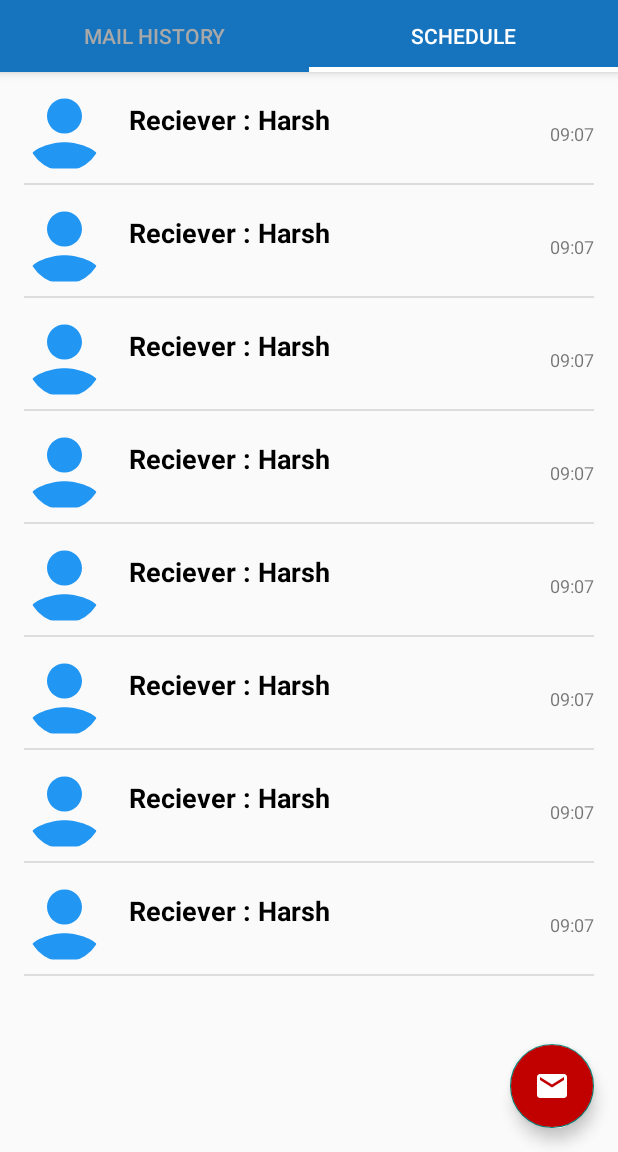
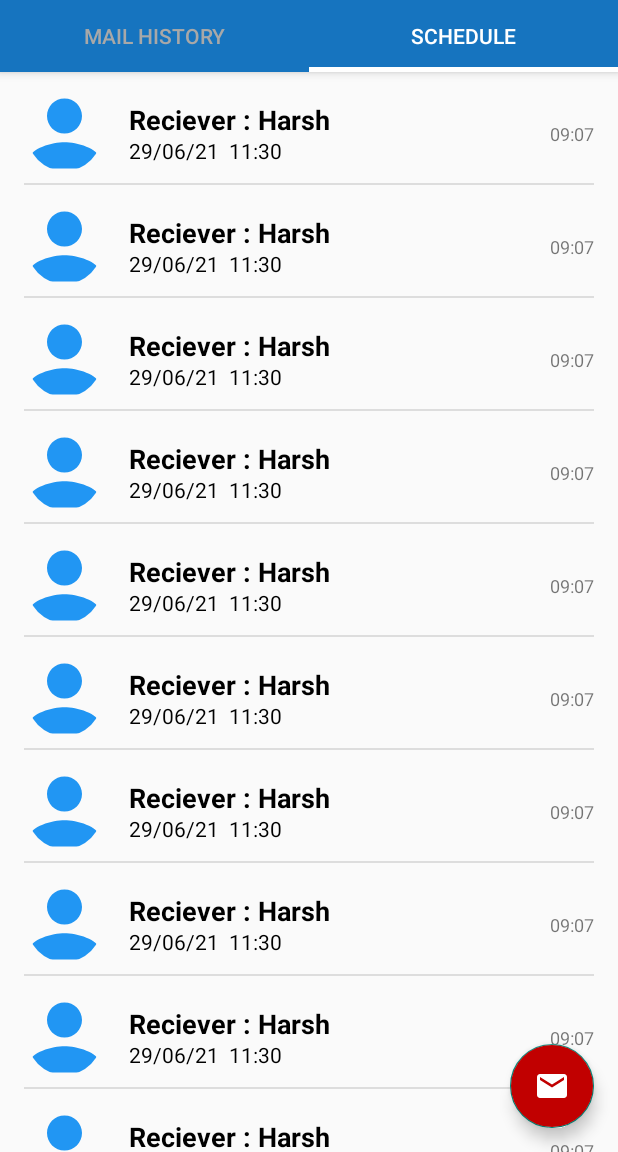
Before and after one commit to Sakshat682/SnapMailer, an Android app: the MailHistoryFragment screen opened directly, with no data from a screen before it, tab 2 chosen, on a phone screen of 412 x 824 dp, the part 84-1236 px from its top. Run offline under Robolectric (Android 15) with nearby library versions, the phone set to English and light mode, and no system bars; our stand-ins replace CircleImageView.

Commit message:
Layout changes

```diff
--- a/app/src/main/java/com/asher/snapmailer/MailHistoryFragment.java
+++ b/app/src/main/java/com/asher/snapmailer/MailHistoryFragment.java
@@ -51,6 +51,13 @@ public class MailHistoryFragment extends Fragment {
         list.add(new MailHistoryModel("Rana Akshat", "09:16 pm", R.drawable.ic_baseline_person_24, true));
         list.add(new MailHistoryModel("Rana Akshat", "09:16 pm", R.drawable.ic_baseline_person_24, true));
         list.add(new MailHistoryModel("Rana Akshat", "09:16 pm", R.drawable.ic_baseline_person_24, true));
+        list.add(new MailHistoryModel("Rana Akshat", "09:16 pm", R.drawable.ic_baseline_person_24, true));
+        list.add(new MailHistoryModel("Rana Akshat", "09:16 pm", R.drawable.ic_baseline_person_24, true));
+        list.add(new MailHistoryModel("Rana Akshat", "09:16 pm", R.drawable.ic_baseline_person_24, true));
+        list.add(new MailHistoryModel("Rana Akshat", "09:16 pm", R.drawable.ic_baseline_person_24, true));
+        list.add(new MailHistoryModel("Rana Akshat", "09:16 pm", R.drawable.ic_baseline_person_24, true));
+        list.add(new MailHistoryModel("Rana Akshat", "09:16 pm", R.drawable.ic_baseline_person_24, true));
+        list.add(new MailHistoryModel("Rana Akshat", "09:16 pm", R.drawable.ic_baseline_person_24, true));
 
 
 
--- a/app/src/main/java/com/asher/snapmailer/MainActivity.java
+++ b/app/src/main/java/com/asher/snapmailer/MainActivity.java
@@ -18,7 +18,7 @@ public class MainActivity extends AppCompatActivity {
         btn.setOnClickListener(new View.OnClickListener() {
             @Override
             public void onClick(View v) {
-                startActivity(new Intent(MainActivity.this, FeatureActivity.class)
+                startActivity(new Intent(MainActivity.this, LoginActivity.class)
                         .setFlags(Intent.FLAG_ACTIVITY_NEW_TASK | Intent.FLAG_ACTIVITY_CLEAR_TASK));
             }
         });
--- a/app/src/main/java/com/asher/snapmailer/ScheduleFragment.java
+++ b/app/src/main/java/com/asher/snapmailer/ScheduleFragment.java
@@ -47,6 +47,19 @@ public class ScheduleFragment extends Fragment {
         list.add(new ScheduleModel("Reciever : Harsh", "29/06/21  11:30","09:07", R.drawable.ic_baseline_person_24));
         list.add(new ScheduleModel("Reciever : Harsh", "29/06/21  11:30","09:07", R.drawable.ic_baseline_person_24));
         list.add(new ScheduleModel("Reciever : Harsh", "29/06/21  11:30","09:07", R.drawable.ic_baseline_person_24));
+        list.add(new ScheduleModel("Reciever : Harsh", "29/06/21  11:30","09:07", R.drawable.ic_baseline_person_24));
+        list.add(new ScheduleModel("Reciever : Harsh", "29/06/21  11:30","09:07", R.drawable.ic_baseline_person_24));
+        list.add(new ScheduleModel("Reciever : Harsh", "29/06/21  11:30","09:07", R.drawable.ic_baseline_person_24));
+        list.add(new ScheduleModel("Reciever : Harsh", "29/06/21  11:30","09:07", R.drawable.ic_baseline_person_24));
+        list.add(new ScheduleModel("Reciever : Harsh", "29/06/21  11:30","09:07", R.drawable.ic_baseline_person_24));
+        list.add(new ScheduleModel("Reciever : Harsh", "29/06/21  11:30","09:07", R.drawable.ic_baseline_person_24));
+        list.add(new ScheduleModel("Reciever : Harsh", "29/06/21  11:30","09:07", R.drawable.ic_baseline_person_24));
+        list.add(new ScheduleModel("Reciever : Harsh", "29/06/21  11:30","09:07", R.drawable.ic_baseline_person_24));
+        list.add(new ScheduleModel("Reciever : Harsh", "29/06/21  11:30","09:07", R.drawable.ic_baseline_person_24));
+        list.add(new ScheduleModel("Reciever : Harsh", "29/06/21  11:30","09:07", R.drawable.ic_baseline_person_24));
+        list.add(new ScheduleModel("Reciever : Harsh", "29/06/21  11:30","09:07", R.drawable.ic_baseline_person_24));
+        list.add(new ScheduleModel("Reciever : Harsh", "29/06/21  11:30","09:07", R.drawable.ic_baseline_person_24));
+        list.add(new ScheduleModel("Reciever : Harsh", "29/06/21  11:30","09:07", R.drawable.ic_baseline_person_24));
 
 
 
--- a/app/src/main/java/com/asher/snapmailer/ScheduleModel.java
+++ b/app/src/main/java/com/asher/snapmailer/ScheduleModel.java
@@ -8,7 +8,7 @@ public class ScheduleModel {
     public int image;
 
 
-    public ScheduleModel(String name, String daTetime, String time, int image) {
+    public ScheduleModel(String name, String dateTime, String time, int image) {
         this.name = name;
         this.dateTime = dateTime;
         this.time = time;
--- a/app/src/main/res/layout/settings_activity.xml
+++ b/app/src/main/res/layout/settings_activity.xml
@@ -1,9 +1,15 @@
 <LinearLayout xmlns:android="http://schemas.android.com/apk/res/android"
     android:layout_width="match_parent"
-    android:layout_height="match_parent">
+    android:layout_height="match_parent"
+    xmlns:app="http://schemas.android.com/apk/res-auto">
 
     <FrameLayout
         android:id="@+id/settings"
         android:layout_width="match_parent"
         android:layout_height="match_parent" />
+
+
+
+
+
 </LinearLayout>
```
